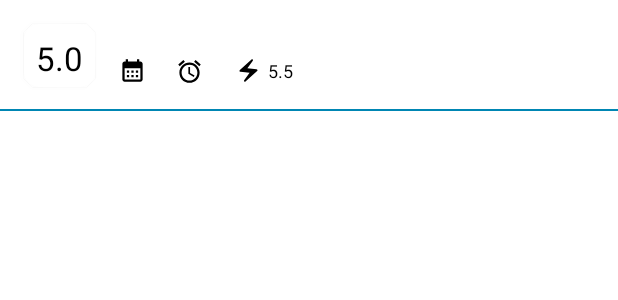
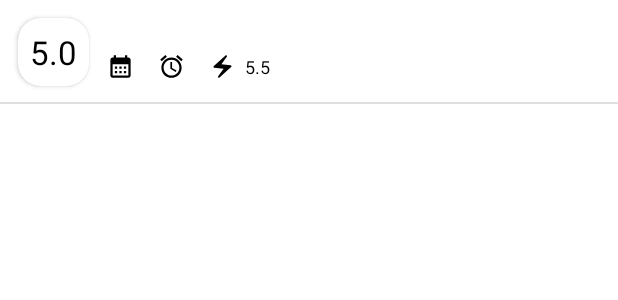
Before and after one commit to harunuyan/LastEarthquakes, an Android app: the layout adapter_item_earthquake.xml on its own in the app's theme, with its tools: preview values and no code run, on a phone screen of 412 x 824 dp. Shown: the top 300 px of the screen. Run offline under Robolectric (Android 15) with nearby library versions, the phone set to English and light mode, and no system bars; Roboto replaces fonts that are not available here.

Commit message:
Fixed bug item layout

```diff
--- a/app/src/main/res/layout/adapter_item_earthquake.xml
+++ b/app/src/main/res/layout/adapter_item_earthquake.xml
@@ -9,14 +9,14 @@
     <androidx.cardview.widget.CardView
         android:id="@+id/card_mag"
         android:layout_width="wrap_content"
-        android:layout_height="0dp"
-        android:layout_marginStart="16dp"
-        android:layout_marginTop="16dp"
-        android:layout_marginBottom="16dp"
-        app:cardCornerRadius="10dp"
+        android:layout_height="wrap_content"
+        android:layout_margin="12dp"
+        app:cardCornerRadius="15dp"
         app:layout_constraintBottom_toBottomOf="parent"
         app:layout_constraintStart_toStartOf="parent"
-        app:layout_constraintTop_toTopOf="parent">
+        app:layout_constraintTop_toTopOf="parent"
+        tools:layout_editor_absoluteX="16dp"
+        tools:layout_editor_absoluteY="16dp">
 
         <TextView
             android:id="@+id/txt_mag"
@@ -33,14 +33,13 @@
 
     <TextView
         android:id="@+id/txt_name"
-        android:layout_width="0dp"
+        android:layout_width="317dp"
         android:layout_height="wrap_content"
-        android:layout_marginStart="16dp"
-        android:layout_marginEnd="16dp"
+        android:layout_marginStart="12dp"
+        android:layout_marginEnd="12dp"
         android:fontFamily="@font/roboto_bold"
         android:textColor="@color/black"
         android:textSize="14sp"
-        app:layout_constraintEnd_toEndOf="parent"
         app:layout_constraintStart_toEndOf="@id/card_mag"
         app:layout_constraintTop_toTopOf="@id/card_mag"
         tools:text="@tools:sample/full_names" />
@@ -49,19 +48,17 @@
         android:id="@+id/img_calendar"
         android:layout_width="18dp"
         android:layout_height="18dp"
-        android:layout_marginTop="22dp"
-        android:layout_marginBottom="2dp"
         android:src="@drawable/ic_calendar"
         app:layout_constraintBottom_toBottomOf="@id/card_mag"
         app:layout_constraintStart_toStartOf="@id/txt_name"
-        app:layout_constraintTop_toTopOf="@id/txt_name"
+        app:layout_constraintTop_toBottomOf="@id/txt_name"
         app:tint="@color/black" />
 
     <TextView
         android:id="@+id/txt_date"
         android:layout_width="wrap_content"
         android:layout_height="wrap_content"
-        android:layout_marginStart="4dp"
+        android:layout_marginStart="6dp"
         android:fontFamily="@font/roboto_medium"
         android:textColor="@color/black"
         android:textSize="12sp"
@@ -74,9 +71,7 @@
         android:id="@+id/img_time"
         android:layout_width="18dp"
         android:layout_height="18dp"
-        android:layout_marginStart="16dp"
-        android:layout_marginTop="5dp"
-        android:layout_marginBottom="4dp"
+        android:layout_marginStart="10dp"
         android:src="@drawable/ic_alarm"
         app:layout_constraintBottom_toBottomOf="@id/img_calendar"
         app:layout_constraintStart_toEndOf="@id/txt_date"
@@ -87,20 +82,20 @@
         android:id="@+id/txt_time"
         android:layout_width="wrap_content"
         android:layout_height="wrap_content"
-        android:layout_marginStart="5dp"
+        android:layout_marginStart="6dp"
         android:fontFamily="@font/roboto_medium"
         android:textColor="@color/black"
         android:textSize="12sp"
-        app:layout_constraintBottom_toBottomOf="@id/txt_date"
+        app:layout_constraintBottom_toBottomOf="@id/img_calendar"
         app:layout_constraintStart_toEndOf="@id/img_time"
-        app:layout_constraintTop_toTopOf="@id/txt_date"
+        app:layout_constraintTop_toTopOf="@id/img_calendar"
         tools:text="@tools:sample/date/ddmmyy" />
 
     <ImageView
         android:id="@+id/img_depth"
         android:layout_width="18dp"
         android:layout_height="18dp"
-        android:layout_marginStart="16dp"
+        android:layout_marginStart="10dp"
         android:src="@drawable/ic_depth"
         app:layout_constraintBottom_toBottomOf="@id/img_calendar"
         app:layout_constraintStart_toEndOf="@id/txt_time"
@@ -110,22 +105,21 @@
         android:id="@+id/txt_depth"
         android:layout_width="wrap_content"
         android:layout_height="wrap_content"
-        android:layout_marginStart="4dp"
+        android:layout_marginStart="6dp"
         android:fontFamily="@font/roboto_medium"
         android:text="5.5"
         android:textColor="@color/black"
         android:textSize="12sp"
-        app:layout_constraintBottom_toBottomOf="@id/txt_time"
+        app:layout_constraintBottom_toBottomOf="@id/img_calendar"
         app:layout_constraintStart_toEndOf="@id/img_depth"
-        app:layout_constraintTop_toTopOf="@id/txt_time" />
+        app:layout_constraintTop_toTopOf="@id/img_calendar" />
 
     <com.google.android.material.divider.MaterialDivider
         android:id="@+id/divider"
-        android:layout_width="0dp"
+        android:layout_width="match_parent"
         android:layout_height="1dp"
         app:layout_constraintBottom_toBottomOf="parent"
         app:layout_constraintEnd_toEndOf="parent"
-        app:layout_constraintStart_toStartOf="parent"
-        tools:background="@android:color/holo_blue_dark" />
+        app:layout_constraintStart_toStartOf="parent" />
 
 </androidx.constraintlayout.widget.ConstraintLayout>
```
